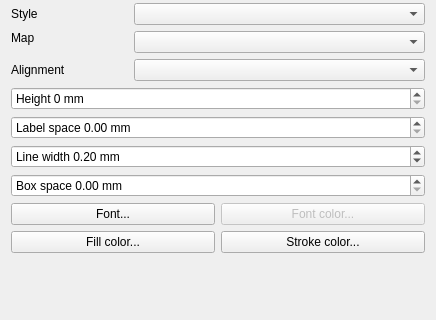
This is src/ui/qgscomposerscalebarwidgetbase.ui in carsmie/QGIS as Qt 5 draws it before an edit; both pictures show x 0 to 436 and y 179 to 499 of the 436 by 499 pixel window. The edited form follows.
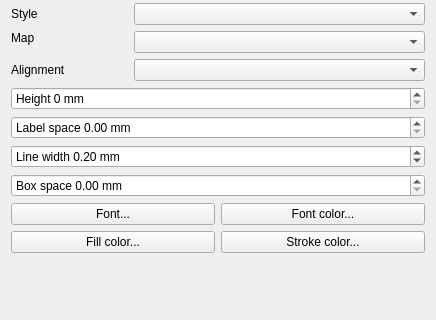
This is the edited form.

```diff
--- a/src/ui/qgscomposerscalebarwidgetbase.ui
+++ b/src/ui/qgscomposerscalebarwidgetbase.ui
@@ -35,9 +35,9 @@
       <property name="geometry">
        <rect>
         <x>0</x>
-        <y>-138</y>
+        <y>0</y>
         <width>415</width>
-        <height>636</height>
+        <height>552</height>
        </rect>
       </property>
       <attribute name="label">
@@ -270,10 +270,7 @@
           </widget>
          </item>
          <item>
-          <widget class="QPushButton" name="mFontColorButton">
-           <property name="enabled">
-            <bool>false</bool>
-           </property>
+          <widget class="QPushButton" name="mFontColorPushButton">
            <property name="text">
             <string>Font color...</string>
            </property>
```
